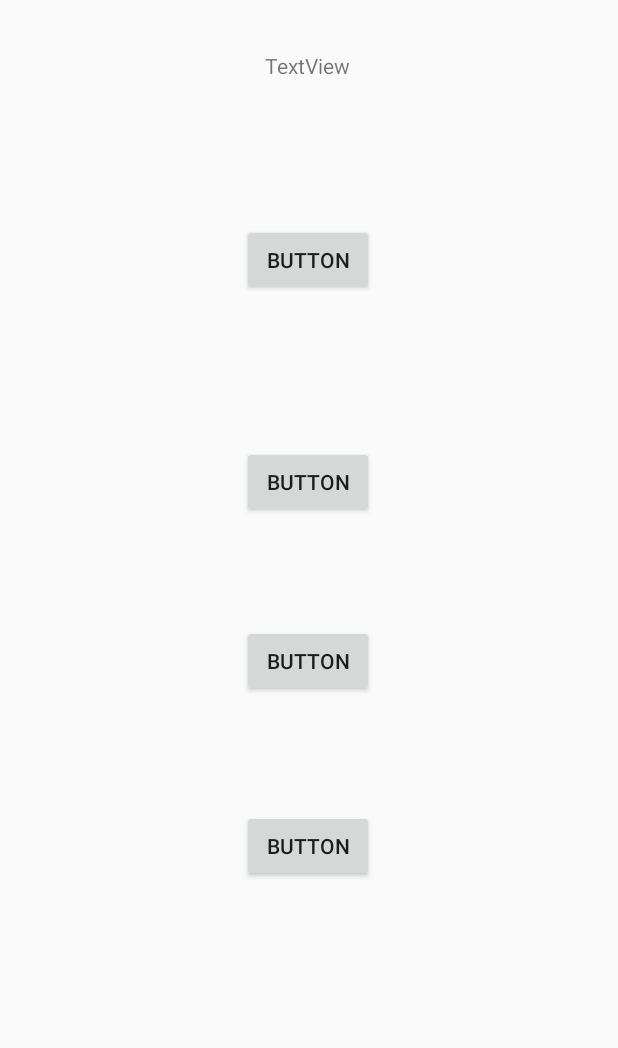
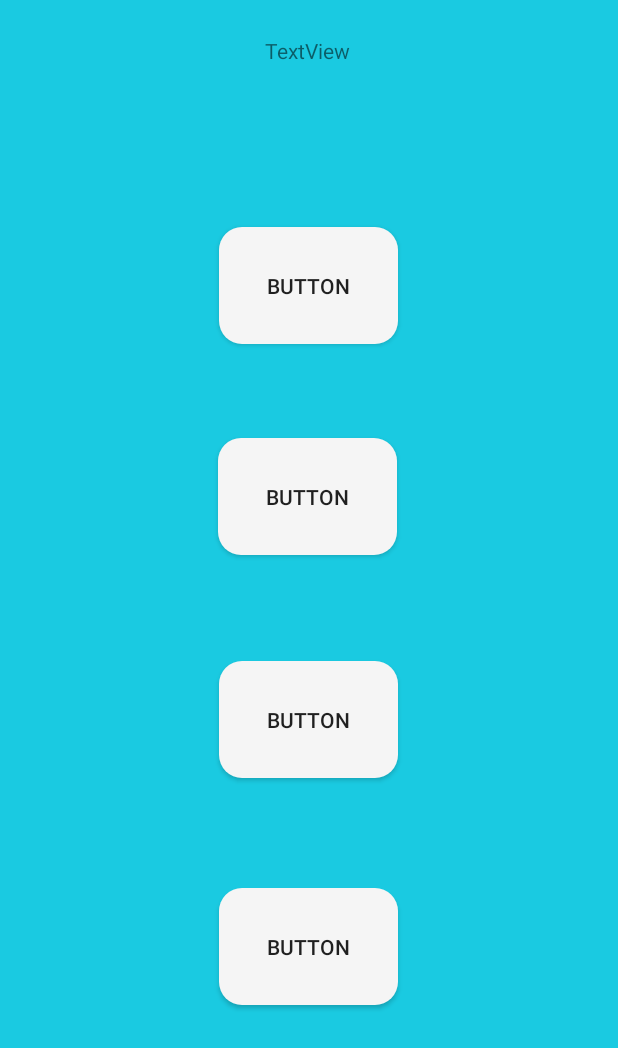
Before and after one commit to Prydain/QuizPrototype, an Android app: the layout start.xml on its own in the app's theme, with its tools: preview values and no code run, on a phone screen of 412 x 824 dp. Shown: the top 1048 px of the screen. Run offline under Robolectric (Android 15) with nearby library versions, the phone set to English and light mode, and no system bars.

Commit message:
question screen ui update

```diff
--- a/app/src/main/java/com/example/quizprototype/QuestionsScreen.java
+++ b/app/src/main/java/com/example/quizprototype/QuestionsScreen.java
@@ -35,7 +35,7 @@ public class QuestionsScreen extends AppCompatActivity {
         quizThread.start();
 
         try {
-            Thread.sleep(400);
+            Thread.sleep(1500);
         } catch (InterruptedException e) {
             e.printStackTrace();
         }
--- a/app/src/main/res/drawable/btn_rounded.xml
+++ b/app/src/main/res/drawable/btn_rounded.xml
@@ -6,11 +6,10 @@
             <corners android:radius="15dp" />
         </shape>
     </item>
-    <item android:state_pressed="true">
-        <shape android:shape="rectangle">
-            <solid android:color="#696969"/>
-            <corners android:radius="15dp" />
-        </shape>
-    </item>
+<!--    <item android:state_pressed="true"/>-->
+
+<!--        <solid android:color="#696969"/>-->
+
+<!--    </item>-->
 
 </selector>
--- a/app/src/main/res/layout/activity_main.xml
+++ b/app/src/main/res/layout/activity_main.xml
@@ -5,6 +5,7 @@
     android:layout_width="match_parent"
     android:layout_height="match_parent"
     android:background="#1ACAE1"
+
     android:orientation="horizontal"
     tools:context=".MainActivity">
 
--- /dev/null
+++ b/app/src/main/res/layout/button_pressed.xml
@@ -0,0 +1,12 @@
+<?xml version="1.0" encoding="utf-8"?>
+<Selector xmlns:android="http://schemas.android.com/apk/res/android"
+    android:layout_width="match_parent"
+    android:layout_height="match_parent">
+
+    <item android:state_pressed="true">
+
+        <solid android:color="#696969"/>
+
+    </item>
+
+</Selector>
--- a/app/src/main/res/layout/start.xml
+++ b/app/src/main/res/layout/start.xml
@@ -2,16 +2,22 @@
 <androidx.constraintlayout.widget.ConstraintLayout xmlns:android="http://schemas.android.com/apk/res/android"
     xmlns:app="http://schemas.android.com/apk/res-auto"
     xmlns:tools="http://schemas.android.com/tools"
+    android:background="#1ACAE1"
     android:layout_width="match_parent"
     android:layout_height="match_parent">
 
     <Button
         android:id="@+id/answerOne"
-        android:layout_width="wrap_content"
-        android:layout_height="wrap_content"
-        android:layout_marginTop="15dp"
+        android:layout_width="119dp"
+        android:layout_height="78dp"
+        android:layout_marginStart="32dp"
+        android:layout_marginLeft="32dp"
+        android:layout_marginTop="24dp"
+        android:layout_marginEnd="32dp"
+        android:layout_marginRight="32dp"
         android:onClick="answerButton1"
         android:text="Button"
+        android:background="@drawable/btn_rounded"
         app:layout_constraintBottom_toBottomOf="parent"
         app:layout_constraintEnd_toEndOf="parent"
         app:layout_constraintHorizontal_bias="0.498"
@@ -21,24 +27,35 @@
 
     <Button
         android:id="@+id/answerTwo"
-        android:layout_width="wrap_content"
-        android:layout_height="wrap_content"
+        android:layout_width="119dp"
+        android:layout_height="78dp"
+        android:layout_marginStart="32dp"
+        android:layout_marginLeft="32dp"
+        android:layout_marginTop="12dp"
+        android:layout_marginEnd="32dp"
+        android:layout_marginRight="32dp"
+        android:background="@drawable/btn_rounded"
         android:onClick="answerButton1"
         android:text="Button"
         app:layout_constraintBottom_toBottomOf="parent"
         app:layout_constraintEnd_toEndOf="parent"
-        app:layout_constraintHorizontal_bias="0.498"
+        app:layout_constraintHorizontal_bias="0.495"
         app:layout_constraintStart_toStartOf="parent"
         app:layout_constraintTop_toBottomOf="@+id/answerOne"
-        app:layout_constraintVertical_bias="0.173" />
+        app:layout_constraintVertical_bias="0.1" />
 
     <Button
         android:id="@+id/answerThree"
-        android:layout_width="wrap_content"
-        android:layout_height="wrap_content"
-        android:layout_marginTop="16dp"
+        android:layout_width="119dp"
+        android:layout_height="78dp"
+        android:layout_marginStart="32dp"
+        android:layout_marginLeft="32dp"
+        android:layout_marginTop="24dp"
+        android:layout_marginEnd="32dp"
+        android:layout_marginRight="32dp"
         android:onClick="answerButton1"
         android:text="Button"
+        android:background="@drawable/btn_rounded"
         app:layout_constraintBottom_toBottomOf="parent"
         app:layout_constraintEnd_toEndOf="parent"
         app:layout_constraintHorizontal_bias="0.498"
@@ -48,10 +65,16 @@
 
     <Button
         android:id="@+id/answerFour"
-        android:layout_width="wrap_content"
-        android:layout_height="wrap_content"
+        android:layout_width="119dp"
+        android:layout_height="78dp"
+        android:layout_marginStart="32dp"
+        android:layout_marginLeft="32dp"
+        android:layout_marginTop="24dp"
+        android:layout_marginEnd="32dp"
+        android:layout_marginRight="32dp"
         android:onClick="answerButton1"
         android:text="Button"
+        android:background="@drawable/btn_rounded"
         app:layout_constraintBottom_toBottomOf="parent"
         app:layout_constraintEnd_toEndOf="parent"
         app:layout_constraintHorizontal_bias="0.498"
@@ -61,15 +84,17 @@
 
     <TextView
         android:id="@+id/questionText"
-        android:layout_width="wrap_content"
-        android:layout_height="wrap_content"
-        android:layout_marginStart="175dp"
-        android:layout_marginLeft="175dp"
-        android:layout_marginTop="34dp"
-        android:layout_marginEnd="177dp"
-        android:layout_marginRight="177dp"
+        android:layout_width="350dp"
+        android:layout_height="50dp"
+        android:layout_marginStart="8dp"
+        android:layout_marginLeft="8dp"
+        android:layout_marginTop="24dp"
+        android:layout_marginEnd="8dp"
+        android:layout_marginRight="8dp"
+        android:gravity="center_horizontal"
         android:text="TextView"
         app:layout_constraintEnd_toEndOf="parent"
+        app:layout_constraintHorizontal_bias="0.481"
         app:layout_constraintStart_toStartOf="parent"
         app:layout_constraintTop_toTopOf="parent" />
 </androidx.constraintlayout.widget.ConstraintLayout>
```
